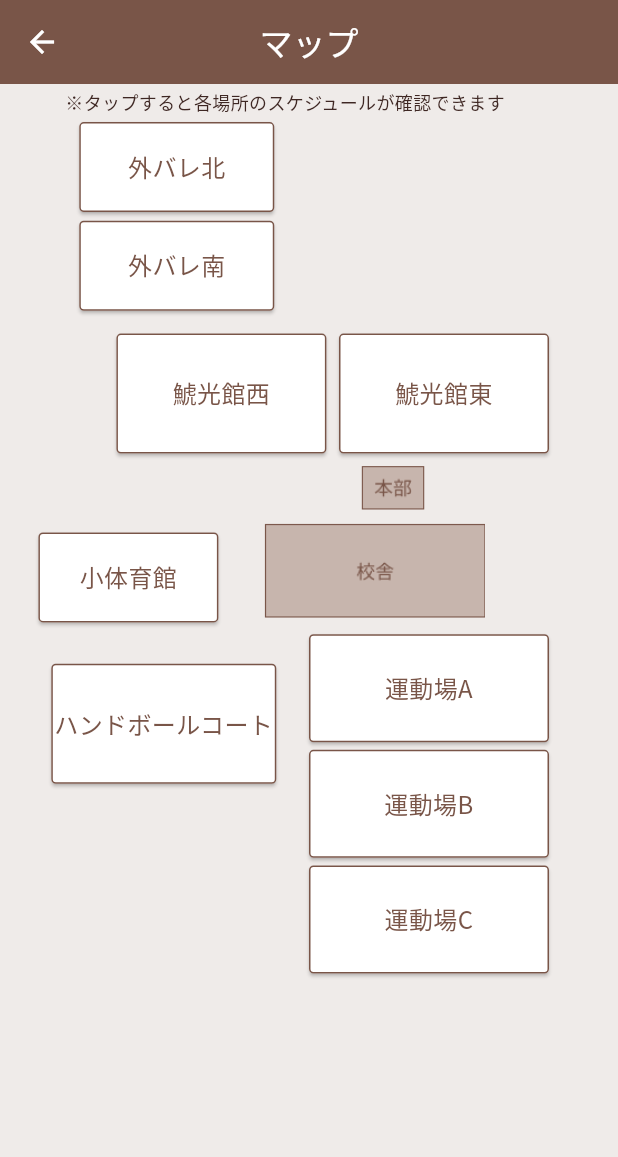
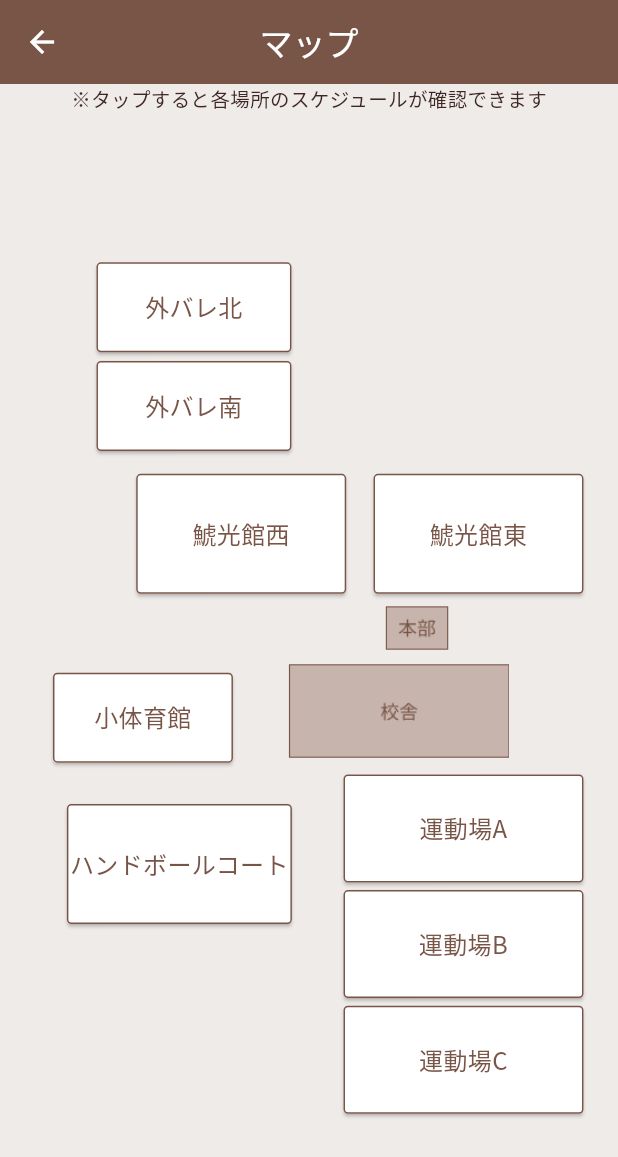
Before and after one commit to yukiMizo/rumutai_app_v3, a Flutter app: the MapScreen screen opened by its route, on a phone screen of 412 x 824 dp. Shown: the top 1157 px of the screen. Run offline on Flutter 3.47's test engine with Material 3 defaults, Android fonts, the phone set to English and light mode, and no system bars; our stand-ins replace cloud_firestore, firebase_core, firebase_database, firebase_messaging, flutter_local_notifications, flutter_riverpod and 4 more; missing offline and left inert: flutter_picker; accounts and stored records are empty; statements that could not run were skipped.

Commit message:
大きい画面に合わせて若干のデザイン変更

```diff
--- a/lib/screens/drawer/map_screen.dart
+++ b/lib/screens/drawer/map_screen.dart
@@ -12,7 +12,7 @@ class MapScreen extends StatefulWidget {
 }
 
 class _MapScreenState extends State<MapScreen> {
-  Widget _placeScheduleButton2(placeName, double x, double y, double width, double hight) {
+  Widget _placeScheduleButton(placeName, double x, double y, double width, double hight) {
     return Align(
       alignment: Alignment(x, y),
       child: Card(
@@ -48,34 +48,44 @@ class _MapScreenState extends State<MapScreen> {
   Widget build(BuildContext context) {
     return Scaffold(
       appBar: AppBar(title: const Text("マップ")),
-      body: InteractiveViewer(
+      body: SizedBox(
+        width: double.infinity,
+        height: double.infinity,
+        child: Column(
+          children: [
+            Text(
+              "※タップすると各場所のスケジュールが確認できます",
+              style: TextStyle(color: AppColors.themeColor.shade900, fontSize: 13),
+            ),
+            Expanded(
+              child: InteractiveViewer(
                 child: FittedBox(
                   fit: BoxFit.scaleDown,
                   child: SizedBox(
                     width: 380,
                     height: 600,
                     child: Padding(
-              padding: const EdgeInsets.symmetric(vertical: 3, horizontal: 10),
+                      padding: const EdgeInsets.symmetric(vertical: 3, horizontal: 3),
                       child: Stack(alignment: Alignment.topCenter, children: [
                         Center(child: Image.asset("assets/images/map_background.png")),
-                Text(
-                  "※タップすると各場所のスケジュールが確認できます",
-                  style: TextStyle(color: AppColors.themeColor.shade900, fontSize: 12),
-                ),
-                _placeScheduleButton2("外バレ北", -0.65, -0.93, 130, 60),
-                _placeScheduleButton2("外バレ南", -0.65, -0.68, 130, 60),
-                _placeScheduleButton2("鯱光館東", 1, -0.37, 140, 80),
-                _placeScheduleButton2("鯱光館西", -0.4, -0.37, 140, 80),
-                _placeScheduleButton2("小体育館", -0.9, 0.11, 120, 60),
-                _placeScheduleButton2("ハンドボールコート", -0.8, 0.5, 150, 80),
-                _placeScheduleButton2("運動場A", 1, 0.4, 160, 72),
-                _placeScheduleButton2("運動場B", 1, 0.7, 160, 72),
-                _placeScheduleButton2("運動場C", 1, 1, 160, 72),
+                        _placeScheduleButton("外バレ北", -0.65, -0.93, 130, 60),
+                        _placeScheduleButton("外バレ南", -0.65, -0.68, 130, 60),
+                        _placeScheduleButton("鯱光館東", 1, -0.37, 140, 80),
+                        _placeScheduleButton("鯱光館西", -0.4, -0.37, 140, 80),
+                        _placeScheduleButton("小体育館", -0.9, 0.11, 120, 60),
+                        _placeScheduleButton("ハンドボールコート", -0.8, 0.5, 150, 80),
+                        _placeScheduleButton("運動場A", 1, 0.4, 160, 72),
+                        _placeScheduleButton("運動場B", 1, 0.7, 160, 72),
+                        _placeScheduleButton("運動場C", 1, 1, 160, 72),
                       ]),
                     ),
                   ),
                 ),
               ),
+            ),
+          ],
+        ),
+      ),
     );
   }
 }
--- a/lib/screens/my_game_screen.dart
+++ b/lib/screens/my_game_screen.dart
@@ -311,15 +311,6 @@ class _MyGameScreenState extends ConsumerState<MyGameScreen> {
       padding: EdgeInsets.zero,
       child: Container(
         width: double.infinity,
-        decoration: BoxDecoration(
-          color: AppColors.themeColor.shade100,
-          border: Border(
-            top: BorderSide(
-              color: Theme.of(context).colorScheme.primary,
-              width: 2,
-            ),
-          ),
-        ),
         padding: const EdgeInsets.symmetric(horizontal: 20, vertical: 5),
         child: FilledButton.icon(
           onPressed: () {
```
Lines whose indentation alone changed are shown as unchanged.
